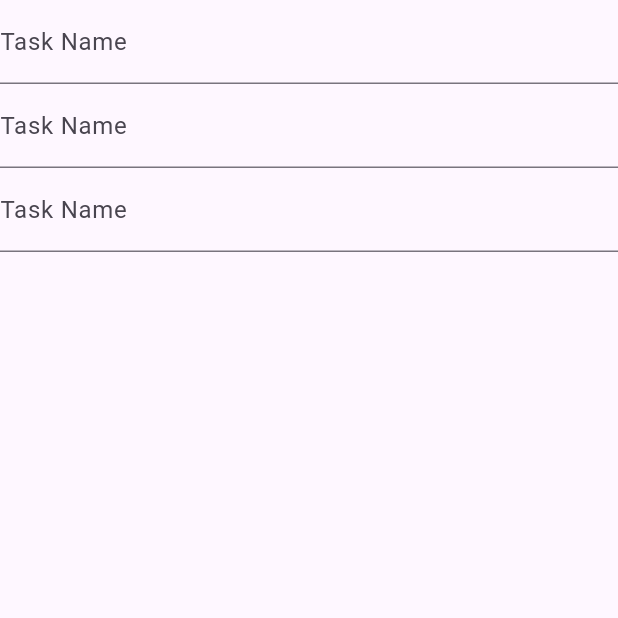
After one commit to Nkurunzizagashati/FLUTTER_PROJECTS, a Flutter app: the CreateTask screen opened by its route, on a phone screen of 412 x 824 dp, the top half of it. The commit adds this screen. Run offline on Flutter 3.47's test engine with Material 3 defaults, Android fonts, the phone set to English and light mode, and no system bars; our stand-ins replace firebase_auth, firebase_core; accounts and stored records are empty.

Commit message:
create a page for creating task

```diff
--- a/test_app/lib/main.dart
+++ b/test_app/lib/main.dart
@@ -2,6 +2,7 @@ import 'package:flutter/foundation.dart';
 import 'package:flutter/material.dart';
 import 'package:test_app/pages/auth/register_page.dart';
 import 'package:test_app/pages/home_page.dart';
+import 'package:test_app/pages/task/create_task.dart';
 import 'package:test_app/pages/welcom_page.dart';
 import 'package:firebase_core/firebase_core.dart';
 
@@ -37,6 +38,7 @@ class MyApp extends StatelessWidget {
         '/': (context) => const HomePage(),
         '/register': (context) => const RegisterPage(),
         '/login': (context) => const WelcomPage(),
+        '/task/create': (context) => const CreateTask(),
       },
     );
   }
--- /dev/null
+++ b/test_app/lib/pages/task/create_task.dart
@@ -0,0 +1,36 @@
+import 'package:flutter/foundation.dart';
+import 'package:flutter/material.dart';
+
+class CreateTask extends StatefulWidget {
+  const CreateTask({super.key});
+
+  @override
+  State<CreateTask> createState() => _CreateTaskState();
+}
+
+class _CreateTaskState extends State<CreateTask> {
+  @override
+  Widget build(BuildContext context) {
+    return Scaffold(
+      body: Column(
+        children: [
+          TextFormField(
+            decoration: const InputDecoration(
+              labelText: 'Task Name',
+            ),
+          ),
+          TextFormField(
+            decoration: const InputDecoration(
+              labelText: 'Task Name',
+            ),
+          ),
+          TextFormField(
+            decoration: const InputDecoration(
+              labelText: 'Task Name',
+            ),
+          ),
+        ],
+      ),
+    );
+  }
+}
```
Also changed, not shown: 2 other files.
